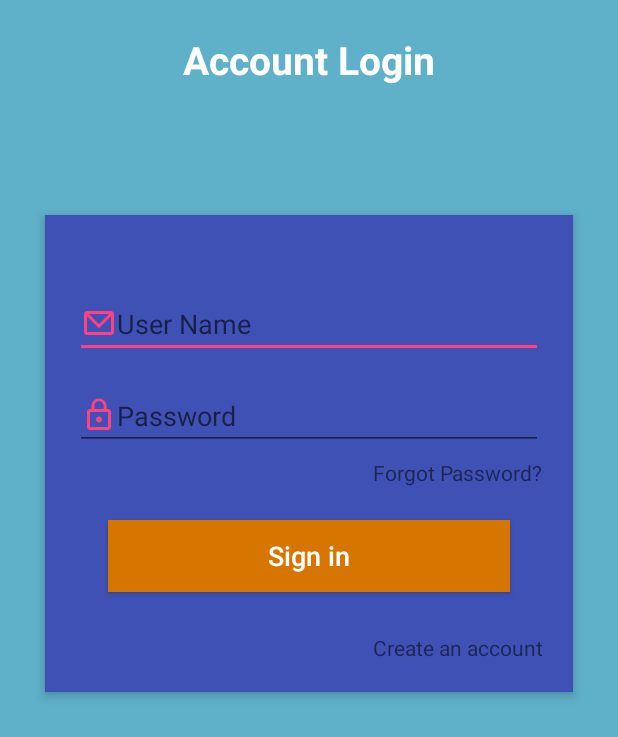
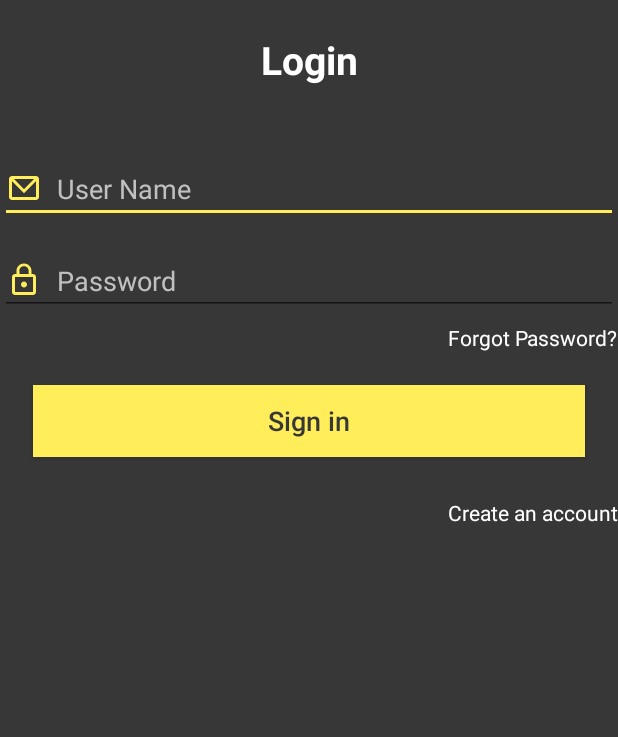
Before and after one commit to VuMinhHoang/quotelife, an Android app: the screen it shows after launch (LoginActivity), on a phone screen of 412 x 824 dp. Shown: the top 737 px of the screen. Run offline under Robolectric (Android 15) with nearby library versions, the phone set to English and light mode, and no system bars; our stand-ins replace EventBus, RxJava, Timber, data binding; libraries missing offline, so code that uses them is left out: com.facebook.stetho, me.leolin.shortcutbadger; 12 statements that could not run were skipped.

Commit message:
IMplement login

```diff
--- a/app/src/main/res/layout/activity_login.xml
+++ b/app/src/main/res/layout/activity_login.xml
@@ -6,10 +6,10 @@
             type="giavu.hoangvm.hh.activity.login.LoginViewModel">
         </variable>
     </data>
-<RelativeLayout xmlns:android="http://schemas.android.com/apk/res/android"
+<LinearLayout xmlns:android="http://schemas.android.com/apk/res/android"
     android:layout_width="match_parent"
     android:layout_height="match_parent"
-    android:background="#5fb0c9"
+    android:background="@color/bg_login"
     android:orientation="vertical"
     android:scrollbarAlwaysDrawVerticalTrack="true">
 
@@ -20,22 +20,10 @@
         android:layout_marginBottom="16dp"
         android:layout_marginTop="22dp"
         android:gravity="center_horizontal"
-        android:text="Account Login"
+        android:text="Login"
         android:textColor="#fff"
         android:textSize="26sp"
         android:textStyle="bold" />
-
-    <RelativeLayout
-        android:layout_width="fill_parent"
-        android:layout_height="wrap_content"
-        android:layout_below="@+id/login_title"
-        android:layout_marginLeft="30dp"
-        android:layout_marginRight="30dp"
-        android:layout_marginTop="70dp"
-        android:background="@color/colorPrimary"
-        android:elevation="4dp"
-        android:orientation="vertical"
-        android:padding="20dp">
 
     <LinearLayout
             android:layout_width="fill_parent"
@@ -47,8 +35,11 @@
                 android:id="@+id/username"
                 android:layout_width="fill_parent"
                 android:layout_height="wrap_content"
-                android:drawableTint="#FF4081"
+                android:drawableTint="@color/line_color"
+                android:textColor="@color/white"
                 android:hint="User Name"
+                android:drawablePadding="10dp"
+                android:textColorHint="@color/border_button"
                 android:drawableStart="@drawable/ic_id_mail_white"
                 android:inputType="textEmailAddress"
                 android:onTextChanged="@{(text, start, before, count) -> viewModel.onUsernameTextChanged(text)}"
@@ -59,8 +50,11 @@
                 android:layout_width="fill_parent"
                 android:layout_height="wrap_content"
                 android:layout_marginTop="16dp"
-                android:drawableTint="#FF4081"
+                android:drawableTint="@color/line_color"
+                android:textColor="@color/white"
+                android:textColorHint="@color/border_button"
                 android:hint="Password"
+                android:drawablePadding="10dp"
                 android:drawableStart="@drawable/ic_lock_white"
                 android:inputType="textPassword"
                 android:onTextChanged="@{(text, start, before, count) -> viewModel.onPasswordTextChanged(text)}"
@@ -71,6 +65,7 @@
                 android:layout_height="wrap_content"
                 android:layout_gravity="right"
                 android:paddingTop="5dp"
+                android:textColor="@color/white"
                 android:text="Forgot Password?" />
 
 
@@ -78,11 +73,11 @@
                 android:layout_width="fill_parent"
                 android:layout_height="wrap_content"
                 android:layout_margin="22dp"
-                android:background="#d67601"
+                android:background="@color/line_color"
                 android:text="Sign in"
                 android:textAllCaps="false"
                 android:onClick="@{() -> viewModel.login()}"
-                android:textColor="#fff"
+                android:textColor="@color/bg_login"
                 android:textSize="18sp" />
 
         <TextView
@@ -90,9 +85,9 @@
                 android:layout_height="wrap_content"
                 android:layout_gravity="right"
                 android:paddingTop="5dp"
+                android:textColor="@color/white"
                 android:onClick="@{() -> viewModel.register()}"
                 android:text="Create an account" />
     </LinearLayout>
-    </RelativeLayout>
-</RelativeLayout>
+</LinearLayout>
 </layout>
--- a/app/src/main/res/values/colors.xml
+++ b/app/src/main/res/values/colors.xml
@@ -24,4 +24,8 @@
     <color name="sub_primary_button_background">@color/grayish_blue100</color>
     <color name="sub_primary_button_corner">@color/grayish_blue300</color>
     <color name="sub_primary_button_background_on_pressed">@color/grayish_blue300</color>
+
+    <color name="bg_login">#383737</color>
+    <color name="border_button">#C1C0C0</color>
+    <color name="line_color">#FFEE59</color>
 </resources>
--- a/app/src/main/res/values/styles.xml
+++ b/app/src/main/res/values/styles.xml
@@ -5,7 +5,7 @@
         <!-- Customize your theme here. -->
         <item name="colorPrimary">@color/colorPrimary</item>
         <item name="colorPrimaryDark">@color/colorPrimaryDark</item>
-        <item name="colorAccent">@color/colorAccent</item>
+        <item name="colorAccent">@color/line_color</item>
     </style>
 
     <style name="HeadLine">
```
Lines whose indentation alone changed are shown as unchanged.
